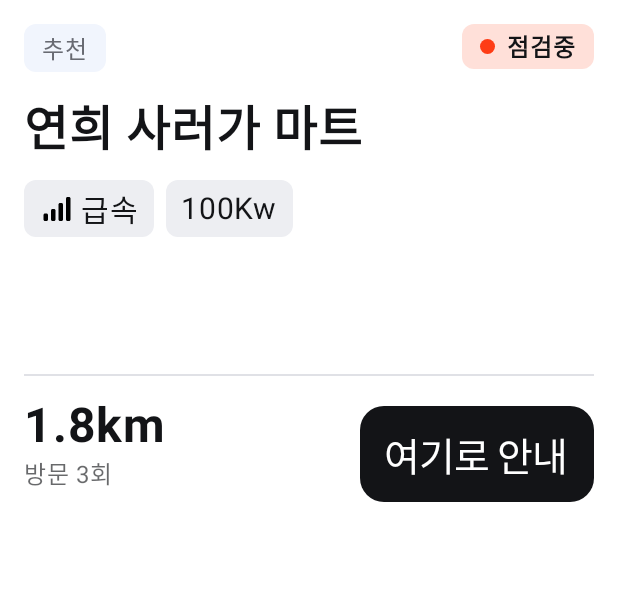
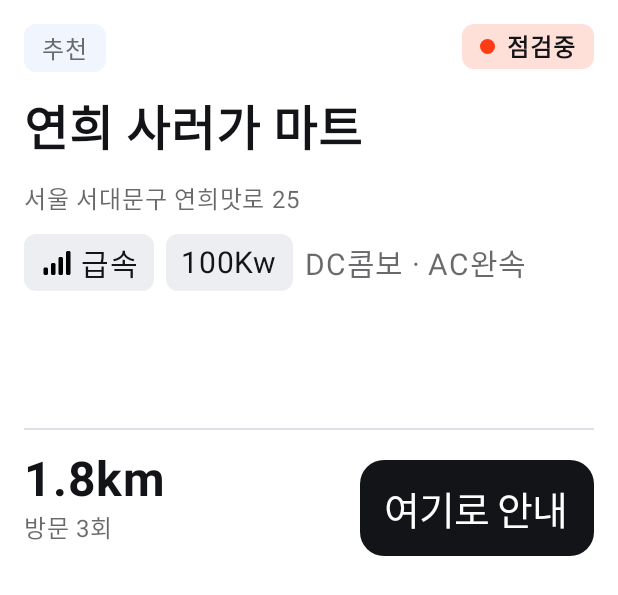
Before and after one commit to 2026-Hyundai-Car-Contest/altercharge-app, an Android app built with Jetpack Compose: the @Preview function CardStationPreviewLigthAvailableEn, on a phone screen of 412 x 824 dp. Shown: the top 595 px of the screen. Run offline under Robolectric (Android 15) with nearby library versions, the phone set to English and light mode, and no system bars; Roboto replaces fonts that are not available here.

Commit message:
feat: 추천 충전소 정보 제공(REQ_ST_007) (#99)

```diff
--- a/app/src/main/java/com/altercharge/app/ui/card/station/CardStation.kt
+++ b/app/src/main/java/com/altercharge/app/ui/card/station/CardStation.kt
@@ -22,9 +22,12 @@ import androidx.compose.ui.draw.clip
 import androidx.compose.ui.graphics.Color
 import androidx.compose.ui.res.painterResource
 import androidx.compose.ui.res.stringResource
+import androidx.compose.ui.text.style.TextOverflow
 import androidx.compose.ui.tooling.preview.Preview
 import androidx.compose.ui.unit.dp
 import androidx.compose.ui.unit.sp
+import com.altercharge.app.data.remote.model.ConnectorType
+import com.altercharge.app.ui.card.stationitem.connectorLabelText
 import com.altercharge.app.ui.designsystem.component.IviButton
 import com.altercharge.app.ui.designsystem.component.IviButtonHierarchy
 import com.altercharge.app.ui.designsystem.component.IviButtonSize
@@ -64,7 +67,7 @@ fun CardStation(
 
                 ChargerAvailability(
                     availableChargerCount = state.availableChargerCount,
-                    occupiedChargerCount = state.occupiedChargerCount,
+                    totalChargerCount = state.totalChargerCount,
                     chargerStatus = state.chargerStatus
                 )
             }
@@ -77,6 +80,17 @@ fun CardStation(
                 fontSize = 32.sp
             )
 
+            // 충전소 주소 (REQ_ST_007 상세 정보). 상세를 못 받았으면 줄을 숨긴다
+            state.stationAddress?.takeIf { it.isNotBlank() }?.let { address ->
+                Text(
+                    text = address,
+                    color = AlterTheme.colors.textTertiary,
+                    fontSize = 16.sp,
+                    maxLines = 1,
+                    overflow = TextOverflow.Ellipsis
+                )
+            }
+
             Row(
                 verticalAlignment = Alignment.CenterVertically,
                 horizontalArrangement = Arrangement.spacedBy(8.dp)
@@ -84,6 +98,17 @@ fun CardStation(
                 state.chargerInfo.forEach { chargeInfoTag ->
                     ChargingSpec(
                         chargeInfoTag = chargeInfoTag
+                    )
+                }
+
+                // 충전기 연결 타입 (REQ_ST_007). 여러 규격은 "DC콤보 · AC완속"으로 잇는다
+                connectorLabelText(state.connectorTypes)?.let { label ->
+                    Text(
+                        text = label,
+                        color = AlterTheme.colors.textTertiary,
+                        fontSize = 20.sp,
+                        maxLines = 1,
+                        overflow = TextOverflow.Ellipsis
                     )
                 }
             }
@@ -158,6 +183,7 @@ Row(
             when (chargeInfoTag.text) {
                 "완속" -> stringResource(R.string.card_station_charging_type_slow)
                 "급속" -> stringResource(R.string.card_station_charging_type_fast)
+                "초급속" -> stringResource(R.string.card_station_charging_type_ultra_fast)
                 else -> chargeInfoTag.text
             }
         }
@@ -177,12 +203,12 @@ Row(
 @Composable
 fun ChargerAvailability(
     availableChargerCount: Int,
-    occupiedChargerCount: Int,
+    totalChargerCount: Int,
     chargerStatus: ChargerStatus,
     modifier: Modifier = Modifier
 ) {
     val chargerAvailableText =
-        if(chargerStatus == ChargerStatus.AVAILABLE) stringResource(R.string.card_station_availability_possible, "${occupiedChargerCount}/${availableChargerCount}")
+        if(chargerStatus == ChargerStatus.AVAILABLE) stringResource(R.string.card_station_availability_possible, "${availableChargerCount}/${totalChargerCount}")
         else stringResource(R.string.card_station_availability_impossibility)
 
     Row(
@@ -267,8 +293,8 @@ private fun ChargerStatus.statusBackgroundColor(): Color {
 // Preview 띄우기용 샘플 데이터
 val samplePreviewUiState = CardStationUiState(
     chipState = ChipState(chipTone = ChipTone.NEUTRAL, text = "추천"),
-    availableChargerCount = 4,
-    occupiedChargerCount = 3,
+    availableChargerCount = 3,
+    totalChargerCount = 4,
     chargerStatus = ChargerStatus.UNDER_INSPECTION,
     stationName = "연희 사러가 마트",
     chargerInfo = listOf(
@@ -276,5 +302,7 @@ val samplePreviewUiState = CardStationUiState(
         ChargeInfoTag.Text("100Kw", type = ChargeInfoType.POWER)
     ),
     distance = 1.8,
-    myChargingCount = 3
+    myChargingCount = 3,
+    stationAddress = "서울 서대문구 연희맛로 25",
+    connectorTypes = listOf(ConnectorType.DC_COMBO, ConnectorType.AC_SLOW)
 )
--- a/app/src/main/java/com/altercharge/app/ui/card/station/CardStationUiState.kt
+++ b/app/src/main/java/com/altercharge/app/ui/card/station/CardStationUiState.kt
@@ -1,24 +1,33 @@
 package com.altercharge.app.ui.card.station
 
+import com.altercharge.app.data.remote.model.ConnectorType
+
+/**
+ * R1 추천 충전소 카드 (REQ_ST_007).
+ * 이름 · 충전 속도와 출력 · 가용 대수 · 거리 · 방문 횟수를 보여 주고, 상세로 주소와 충전기 연결 타입을 함께 보여 준다.
+ */
 data class CardStationUiState(
-    // ChipTone과 텍스트를 저장하는 객체
+    // ChipTone과 텍스트를 저장하는 객체 ("추천" / "대체 추천")
     val chipState: ChipState,
-    // 충전소 잔여 자리
+    // 충전 대기 중인 충전기 수
     val availableChargerCount: Int,
-    // 충전소 사용중인 자리
-    val occupiedChargerCount: Int,
+    // 삭제 · 무효를 뺀 충전기 수
+    val totalChargerCount: Int,
     // 충전소 상태
     val chargerStatus: ChargerStatus,
     // 충전소명
     val stationName: String,
     // 충전소 정보(급속, Kw)
     val chargerInfo: List<ChargeInfoTag>,
-    // 충전소까지 남은 거리
+    // 충전소까지 남은 거리 (km)
     val distance: Double,
-    // 내 차 충전 횟수
-    val myChargingCount: Int
-) {
-}
+    // 내 차 충전 횟수 (REQ_ST_008)
+    val myChargingCount: Int,
+    // 충전소 주소. 상세를 못 받았으면 null
+    val stationAddress: String? = null,
+    // 충전기 연결 타입 요약 (REQ_ST_007)
+    val connectorTypes: List<ConnectorType> = emptyList(),
+) {}
 
 data class ChipState(
     val text: String,
--- /dev/null
+++ b/app/src/main/java/com/altercharge/app/ui/card/stationitem/ConnectorLabels.kt
@@ -0,0 +1,31 @@
+/** 충전소 연결 타입 이름 (REQ_SL_001 · REQ_ST_007). 서버 ConnectorType 값과 문구를 짝지어 둔다 */
+package com.altercharge.app.ui.card.stationitem
+
+import androidx.compose.runtime.Composable
+import androidx.compose.ui.res.stringResource
+import com.altercharge.app.R
+import com.altercharge.app.data.remote.model.ConnectorType
+
+/** 연결 타입들을 "DC콤보 · AC완속"처럼 잇는다. UNKNOWN은 보여 줄 이름이 없어 뺀다. 없으면 null */
+@Composable
+fun connectorLabelText(types: List<ConnectorType>): String? {
+    val shown = types.distinct().filter { it != ConnectorType.UNKNOWN }
+    if (shown.isEmpty()) return null
+    val labels = mutableListOf<String>()
+    for (type in shown) {
+        labels += connectorLabel(type)
+    }
+    return labels.joinToString(" · ")
+}
+
+@Composable
+fun connectorLabel(type: ConnectorType): String = when (type) {
+    ConnectorType.AC_SLOW -> stringResource(R.string.card_item_connector_ac_slow)
+    ConnectorType.AC_3PHASE -> stringResource(R.string.card_item_connector_ac_three_phase)
+    ConnectorType.DC_CHADEMO -> stringResource(R.string.card_item_connector_dc_chademo)
+    ConnectorType.DC_COMBO -> stringResource(R.string.card_item_connector_dc_combo)
+    ConnectorType.DC_COMBO_SLOW -> stringResource(R.string.card_item_connector_dc_combo_slow)
+    ConnectorType.DC_COMBO_2 -> stringResource(R.string.card_item_connector_dc_combo_2)
+    ConnectorType.NACS -> stringResource(R.string.card_item_connector_nacs)
+    ConnectorType.UNKNOWN -> stringResource(R.string.common_value_unavailable)
+}
--- a/app/src/main/java/com/altercharge/app/ui/home/HomeUiState.kt
+++ b/app/src/main/java/com/altercharge/app/ui/home/HomeUiState.kt
@@ -1,6 +1,7 @@
 package com.altercharge.app.ui.home
 
 import com.altercharge.app.data.home.HomeCards
+import com.altercharge.app.data.home.RecommendedStationInfo
 import com.altercharge.app.ui.card.vehiclestatus.CardVehicleStatusUiState
 
 data class HomeUiState(
@@ -8,5 +9,7 @@ data class HomeUiState(
     val cards: HomeCards? = null,
     /** C 차량 상태 카드. 차량 값을 읽는 즉시 채우고, 서버 값이 오면 다시 만든다 (REQ_VS_001 ~ REQ_VS_006) */
     val vehicleStatus: CardVehicleStatusUiState? = null,
+    /** R1 추천 충전소 (REQ_ST_007) */
+    val recommended: RecommendedStationInfo? = null,
     val error: String? = null,
 )
--- a/app/src/main/java/com/altercharge/app/ui/home/HomeViewModel.kt
+++ b/app/src/main/java/com/altercharge/app/ui/home/HomeViewModel.kt
@@ -64,11 +64,13 @@ class HomeViewModel(
 
             try {
                 val cards = loader.load(vehicle, location)
+                val recommended = cards.recommended
 
                 _uiState.update {
                     it.copy(
                         isLoading = false,
                         cards = cards,
+                        recommended = recommended,
                         vehicleStatus = reading.toCardVehicleStatusUiState(driverName, cards.vehicleStatus),
                     )
                 }
--- a/app/src/main/res/values/strings_card_item.xml
+++ b/app/src/main/res/values/strings_card_item.xml
@@ -1,4 +1,12 @@
 <?xml version="1.0" encoding="utf-8"?>
 <resources>
   <string name="card_item_avaliable_unit_text">%1$s</string>
+<!--  연결 타입 이름. 서버 ConnectorType 값과 짝을 맞춘다 (REQ_SL_001)-->
+  <string name="card_item_connector_ac_slow">AC완속</string>
+  <string name="card_item_connector_ac_three_phase">AC3상</string>
+  <string name="card_item_connector_dc_chademo">DC차데모</string>
+  <string name="card_item_connector_dc_combo">DC콤보</string>
+  <string name="card_item_connector_dc_combo_slow">DC콤보(저속)</string>
+  <string name="card_item_connector_dc_combo_2">DC콤보2</string>
+  <string name="card_item_connector_nacs" translatable="false">NACS</string>
 </resources>
--- a/app/src/main/res/values/strings_card_station.xml
+++ b/app/src/main/res/values/strings_card_station.xml
@@ -6,7 +6,12 @@
 <!--  충전유형(완속,급속)-->
   <string name="card_station_charging_type_slow">완속</string>
   <string name="card_station_charging_type_fast">급속</string>
+  <string name="card_station_charging_type_ultra_fast">초급속</string>
 
 <!-- 충전소 방문 횟수 -->
   <string name="card_station_visit_count">방문 %1$d회</string>
+
+<!-- 추천 칩 (REQ_ST_007). 대체 추천은 가용 충전기가 없어 안내 직전 확인이 필요하다 -->
+  <string name="card_station_chip_recommended">추천</string>
+  <string name="card_station_chip_fallback">대체 추천</string>
 </resources>
```
Also changed, not shown: app/src/main/java/com/altercharge/app/data/home/HomeCardsLoader.kt (+29 -5 lines), app/src/main/java/com/altercharge/app/data/home/RecommendedStationInfo.kt (added, +53 -0 lines), app/src/main/java/com/altercharge/app/data/station/StationDisplay.kt (added, +24 -0 lines), app/src/main/java/com/altercharge/app/ui/card/station/RecommendedStationMapper.kt (added, +46 -0 lines), app/src/main/java/com/altercharge/app/ui/home/HomeScreen.kt (+34 -24 lines), 2 other files.
